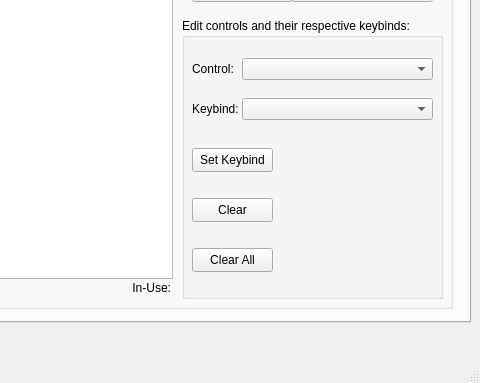
noob-dude27/controller-for-windows, file app/gui/app.ui: the form before one commit; both pictures show x 120 to 600 and y 168 to 551 of the 600 by 551 pixel window.
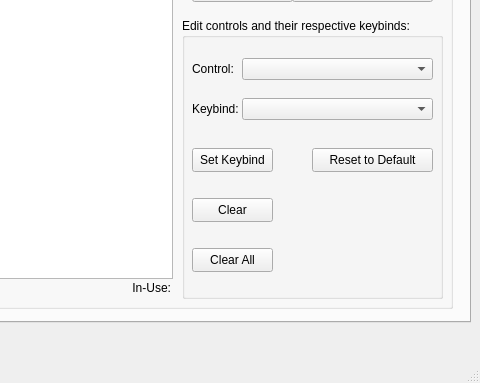
The form after the commit. The open tabs and pages were chosen to show the change.

```diff
--- a/app/gui/app.ui
+++ b/app/gui/app.ui
@@ -689,6 +689,19 @@
          <string>Clear All</string>
         </property>
        </widget>
+       <widget class="QPushButton" name="reset_first_preset_btn">
+        <property name="geometry">
+         <rect>
+          <x>130</x>
+          <y>130</y>
+          <width>121</width>
+          <height>24</height>
+         </rect>
+        </property>
+        <property name="text">
+         <string>Reset to Default</string>
+        </property>
+       </widget>
       </widget>
       <widget class="QLabel" name="previewing_lbl">
        <property name="geometry">
```
Left out of the diff: 6 changed lines with no effect on the pictures.
